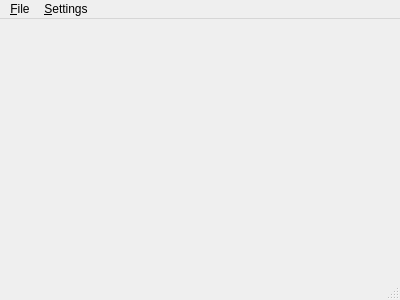
sbremer/edvsd_viewer, file src/edvsd_viewer.ui: the form before one commit.
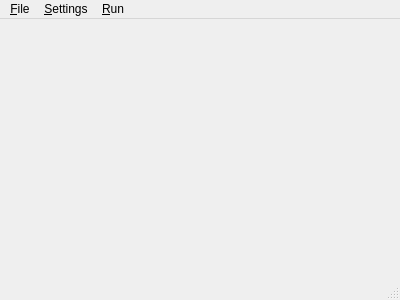
The form after the commit.

```diff
--- a/src/edvsd_viewer.ui
+++ b/src/edvsd_viewer.ui
@@ -46,8 +46,15 @@
     <addaction name="menu_Mode"/>
     <addaction name="actionDump_NNData"/>
    </widget>
+   <widget class="QMenu" name="menuRun">
+    <property name="title">
+     <string>&amp;Run</string>
+    </property>
+    <addaction name="action_GA"/>
+   </widget>
    <addaction name="menu_File"/>
    <addaction name="menu_Settings"/>
+   <addaction name="menuRun"/>
   </widget>
   <widget class="QStatusBar" name="statusBar">
    <property name="mouseTracking">
```
Left out of the diff: 10 changed lines with no effect on the pictures.
